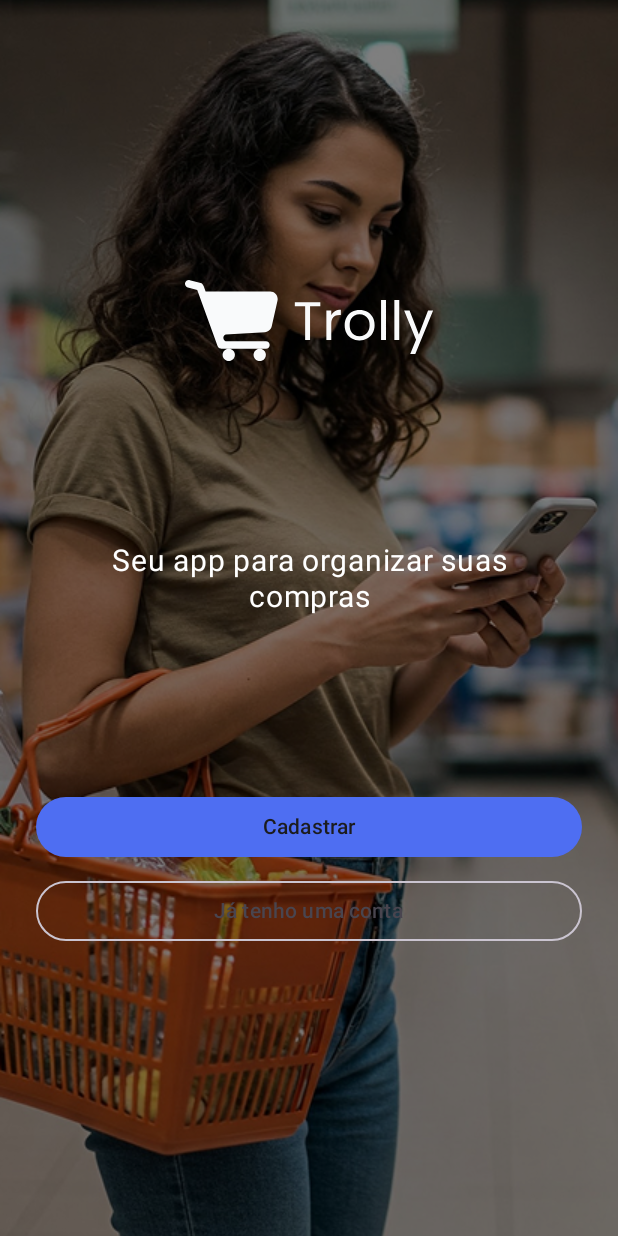
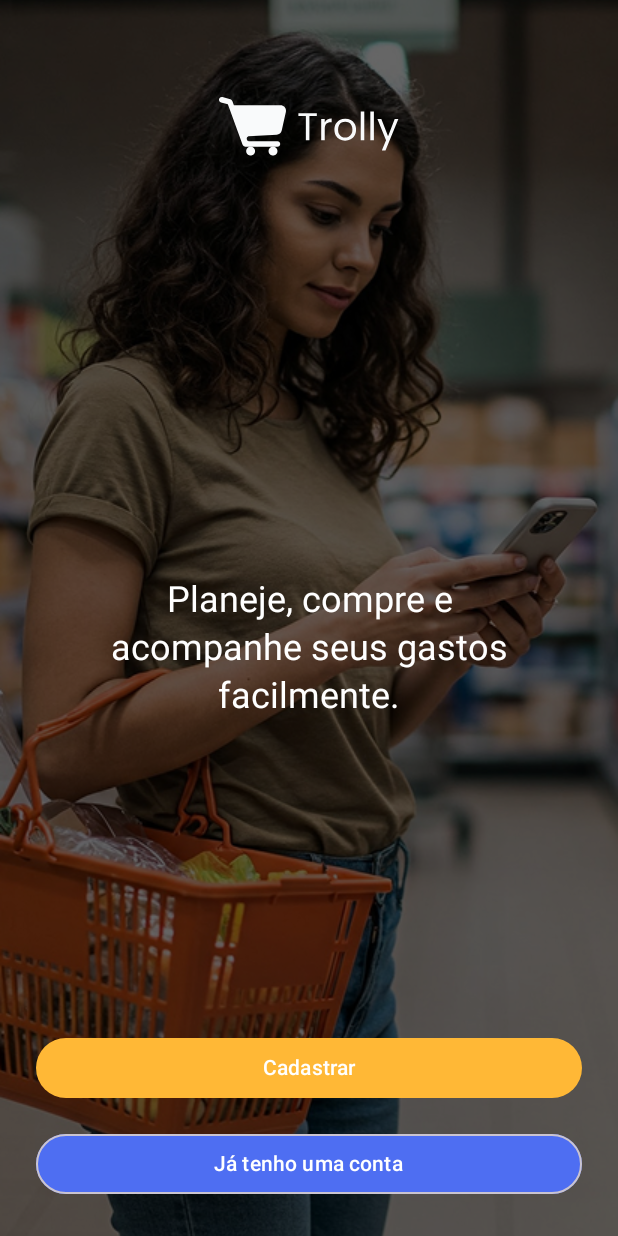
Before and after one commit to andersonlourenc/trolly, an Android app built with Jetpack Compose: the screen it shows after launch (MainActivity), on a phone screen of 412 x 824 dp. Run offline under Robolectric (Android 15) with nearby library versions, the phone set to English and light mode, and no system bars.

Commit message:
adjusting the layout

```diff
--- a/app/src/main/java/com/lourenc/trolly/ui/screens/LaunchScreen.kt
+++ b/app/src/main/java/com/lourenc/trolly/ui/screens/LaunchScreen.kt
@@ -10,7 +10,10 @@ import androidx.compose.foundation.layout.fillMaxSize
 import androidx.compose.foundation.layout.fillMaxWidth
 import androidx.compose.foundation.layout.height
 import androidx.compose.foundation.layout.padding
+import androidx.compose.foundation.layout.size
 import androidx.compose.material3.Button
+import androidx.compose.material3.ButtonDefaults
+import androidx.compose.material3.MaterialTheme
 import androidx.compose.material3.OutlinedButton
 import androidx.compose.material3.Text
 import androidx.compose.runtime.Composable
@@ -24,14 +27,19 @@ import androidx.compose.ui.unit.dp
 import androidx.compose.ui.unit.sp
 import androidx.navigation.NavController
 import com.lourenc.trolly.R
+import androidx.compose.foundation.layout.WindowInsets
+import androidx.compose.foundation.layout.safeDrawing
+import androidx.compose.foundation.layout.padding
+import androidx.compose.foundation.layout.navigationBarsPadding
+import androidx.compose.foundation.shape.RoundedCornerShape
+
 
 @Composable
 fun LaunchScreen(navController: NavController) {
     Box(
-        modifier = Modifier
-            .fillMaxSize()
+        modifier = Modifier.fillMaxSize()
     ) {
-        // Imagem de fundo
+
         Image(
             painter = painterResource(id = R.drawable.image_background),
             contentDescription = null,
@@ -39,45 +47,68 @@ fun LaunchScreen(navController: NavController) {
             contentScale = ContentScale.Crop
         )
 
-        // Overlay escuro
         Box(
             modifier = Modifier
                 .fillMaxSize()
-                .background(Color.Black.copy(alpha = 0.5f))
+                .background(Color.Black.copy(alpha = 0.6f))
         )
 
-        // Conteúdo
         Column(
             modifier = Modifier
                 .fillMaxSize()
                 .padding(24.dp),
-            verticalArrangement = Arrangement.SpaceBetween,
-            horizontalAlignment = Alignment.CenterHorizontally
+
             ) {
-            Spacer(modifier = Modifier.height(40.dp))
 
+            Box(
+                modifier = Modifier
+                    .fillMaxWidth(),
+                contentAlignment = Alignment.TopCenter
+            ){
                 Image(
                     painter = painterResource(id = R.drawable.logo_white_textwhite),
                     contentDescription = "Logo",
-                modifier = Modifier.height(80.dp)
+                    modifier = Modifier
+                        .padding(top = 0.dp)
+                        .size(120.dp)
                 )
+            }
+            Spacer(modifier = Modifier.height(32.dp))
 
+            Box(
+                modifier = Modifier
+                    .fillMaxWidth()
+                    .weight(1f),
+                contentAlignment = Alignment.Center
+            ) {
                 Text(
-                text = "Seu app para organizar suas compras",
+                    text = "Planeje, compre e acompanhe seus gastos facilmente.",
                     color = Color.White,
-                fontSize = 20.sp,
+                    style = MaterialTheme.typography.headlineSmall,
                     textAlign = TextAlign.Center,
-                modifier = Modifier.padding(horizontal = 16.dp)
+                    modifier = Modifier.padding(horizontal = 24.dp)
                 )
+            }
 
-            Column {
+            Column (
+                modifier = Modifier
+
+                    .navigationBarsPadding(), // Garante que os botões fiquem acima da barra do sistema
+                verticalArrangement = Arrangement.spacedBy(16.dp),
+                horizontalAlignment = Alignment.CenterHorizontally
+            ) {
+
                 Button(
                     onClick = {
                         navController.navigate("register")
                     },
                     modifier = Modifier
-                        .fillMaxWidth()
-                        .padding(vertical = 8.dp)
+                        .fillMaxWidth(),
+                    shape = RoundedCornerShape(20.dp),
+                    colors = ButtonDefaults.buttonColors(
+                        containerColor = MaterialTheme.colorScheme.secondary,
+                        contentColor = Color.White
+                    )
                 ) {
                     Text("Cadastrar")
                 }
@@ -87,13 +118,18 @@ fun LaunchScreen(navController: NavController) {
                         navController.navigate("login")
                     },
                     modifier = Modifier
-                        .fillMaxWidth()
+                        .fillMaxWidth(),
+                    shape = RoundedCornerShape(20.dp),
+                    colors = ButtonDefaults.buttonColors(
+                        containerColor = MaterialTheme.colorScheme.primary,
+                        contentColor = Color.White
+                    )
                 ) {
                     Text("Já tenho uma conta")
                 }
             }
 
-            Spacer(modifier = Modifier.height(60.dp))
+
         }
     }
 }
```
Lines whose indentation alone changed are shown as unchanged.
